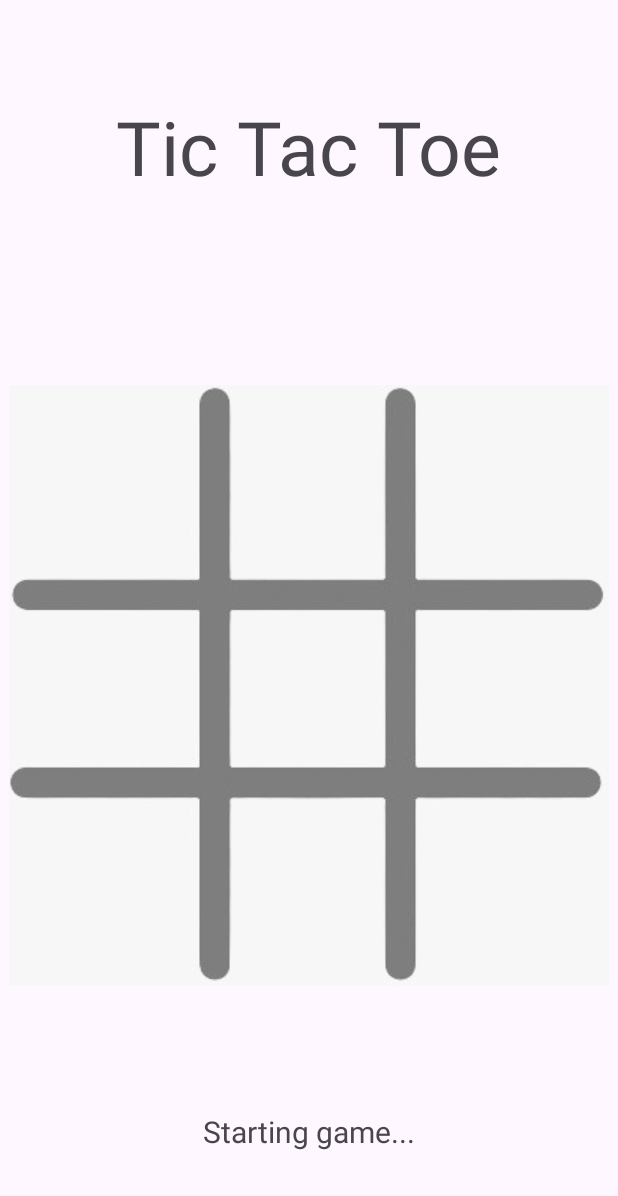
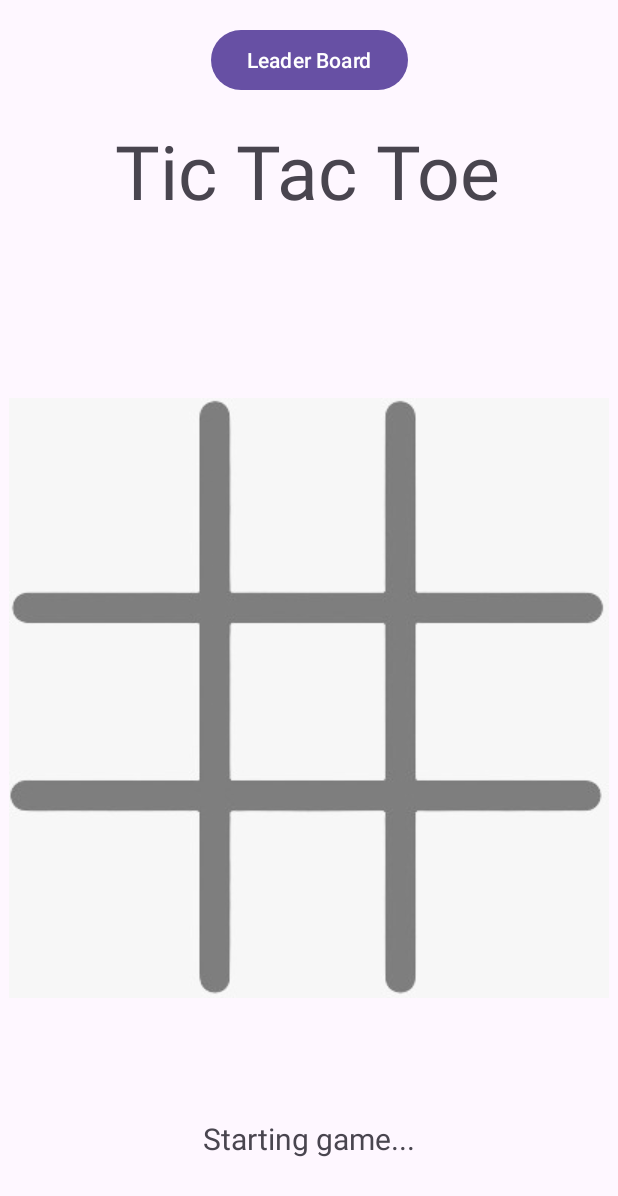
Before and after one commit to nadavsprung/TicTacToe, an Android app: the screen it shows after launch (MainActivity), on a phone screen of 412 x 824 dp. Shown: the top 1196 px of the screen. Run offline under Robolectric (Android 15) with nearby library versions, the phone set to English and light mode, and no system bars.

Commit message:
Leader Board added

```diff
--- a/app/src/main/res/layout/activity_main.xml
+++ b/app/src/main/res/layout/activity_main.xml
@@ -11,10 +11,11 @@
         android:id="@+id/textView"
         android:layout_width="wrap_content"
         android:layout_height="wrap_content"
-        android:layout_marginTop="64dp"
+        android:layout_marginTop="80dp"
         android:text="Tic Tac Toe"
         android:textSize="50sp"
         app:layout_constraintEnd_toEndOf="parent"
+        app:layout_constraintHorizontal_bias="0.496"
         app:layout_constraintStart_toStartOf="parent"
         app:layout_constraintTop_toTopOf="parent" />
 
@@ -180,8 +181,19 @@
         android:visibility="invisible"
         app:layout_constraintBottom_toTopOf="@+id/imageView"
         app:layout_constraintEnd_toEndOf="parent"
-        app:layout_constraintHorizontal_bias="0.489"
         app:layout_constraintStart_toStartOf="parent"
         app:layout_constraintTop_toBottomOf="@+id/textView" />
 
+    <Button
+        android:id="@+id/leader"
+        android:layout_width="wrap_content"
+        android:layout_height="wrap_content"
+        android:layout_marginTop="8dp"
+        android:layout_marginBottom="8dp"
+        android:text="Leader Board"
+        app:layout_constraintBottom_toTopOf="@+id/textView"
+        app:layout_constraintEnd_toEndOf="parent"
+        app:layout_constraintStart_toStartOf="parent"
+        app:layout_constraintTop_toTopOf="parent" />
+
 </androidx.constraintlayout.widget.ConstraintLayout>
```
